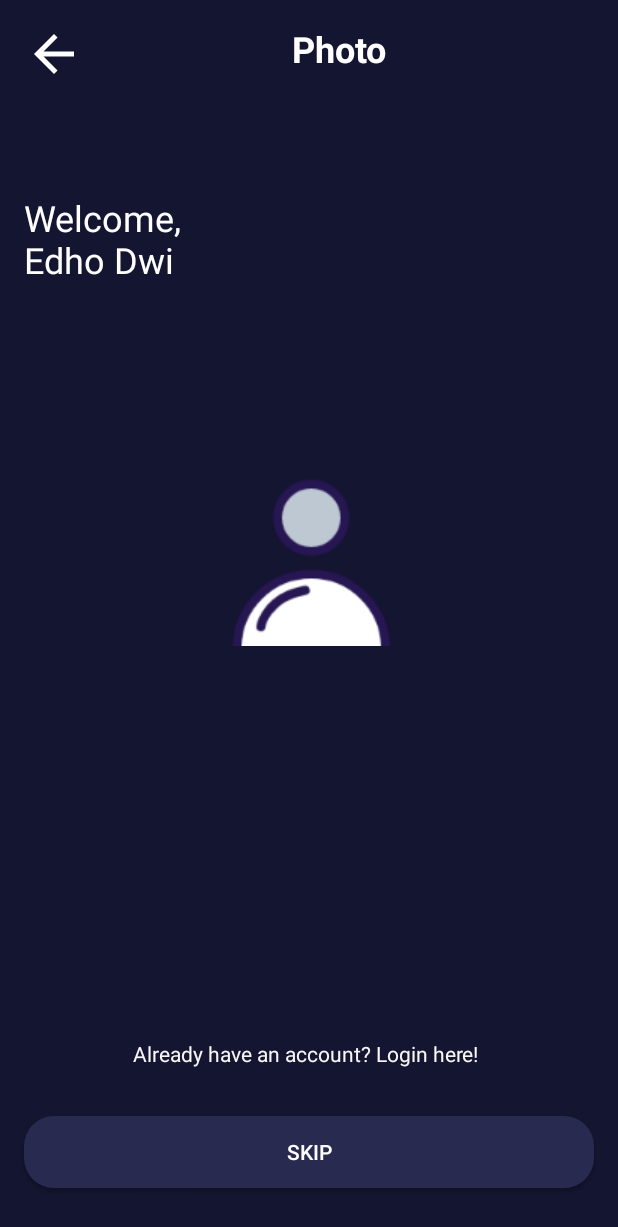
After one commit to tirwanda/tirwanda-mov, an Android app: the layout activity_sign_up_photo_profile.xml on its own in the app's theme, with its tools: preview values and no code run, on a phone screen of 412 x 824 dp. The commit adds this screen. Shown: the top 1227 px of the screen. Run offline under Robolectric (Android 15) with nearby library versions, the phone set to English and light mode, and no system bars.

Commit message:
Creating sign up page 2

```diff
--- a/app/src/main/res/layout/activity_sign_up.xml
+++ b/app/src/main/res/layout/activity_sign_up.xml
@@ -8,7 +8,7 @@
     tools:context=".onBoarding.OnBoardingOneActivity">
 
     <TextView
-        android:id="@+id/tvNowPlaying"
+        android:id="@+id/tvSignUp"
         android:layout_width="0dp"
         android:layout_height="wrap_content"
         android:layout_marginTop="16dp"
@@ -35,7 +35,7 @@
         app:layout_constraintEnd_toEndOf="parent"
         app:layout_constraintHorizontal_bias="0.0"
         app:layout_constraintStart_toStartOf="parent"
-        app:layout_constraintTop_toBottomOf="@+id/tvNowPlaying" />
+        app:layout_constraintTop_toBottomOf="@+id/tvSignUp" />
 
     <EditText
         android:id="@+id/etUsername"
--- /dev/null
+++ b/app/src/main/res/layout/activity_sign_up_photo_profile.xml
@@ -0,0 +1,89 @@
+<?xml version="1.0" encoding="utf-8"?>
+<androidx.constraintlayout.widget.ConstraintLayout xmlns:android="http://schemas.android.com/apk/res/android"
+    xmlns:app="http://schemas.android.com/apk/res-auto"
+    xmlns:tools="http://schemas.android.com/tools"
+    android:layout_width="match_parent"
+    android:layout_height="match_parent"
+    android:background="@color/color_dark_blue"
+    tools:context=".onBoarding.OnBoardingOneActivity">
+
+    <TextView
+        android:id="@+id/tvPhoto"
+        android:layout_width="0dp"
+        android:layout_height="wrap_content"
+        android:layout_marginTop="16dp"
+        android:layout_marginEnd="16dp"
+        android:gravity="center"
+        android:text="@string/photo"
+        android:textColor="@color/color_white"
+        android:textSize="24sp"
+        android:textStyle="bold"
+        app:layout_constraintEnd_toEndOf="parent"
+        app:layout_constraintStart_toEndOf="@+id/imageView2"
+        app:layout_constraintTop_toTopOf="parent" />
+
+    <ImageView
+        android:id="@+id/imageView2"
+        android:layout_width="40dp"
+        android:layout_height="40dp"
+        android:layout_marginStart="16dp"
+        android:layout_marginTop="16dp"
+        android:contentDescription="@string/back"
+        app:layout_constraintStart_toStartOf="parent"
+        app:layout_constraintTop_toTopOf="parent"
+        app:srcCompat="@drawable/ic_baseline_arrow_white_24" />
+
+    <TextView
+        android:id="@+id/tvWelcome"
+        android:layout_width="wrap_content"
+        android:layout_height="wrap_content"
+        android:layout_marginStart="16dp"
+        android:layout_marginTop="80dp"
+        android:text="@string/welcome"
+        android:textColor="@color/color_white"
+        android:textSize="24dp"
+        app:layout_constraintStart_toStartOf="parent"
+        app:layout_constraintTop_toBottomOf="@+id/tvPhoto" />
+
+    <TextView
+        android:id="@+id/tvForgotPassword"
+        android:layout_width="wrap_content"
+        android:layout_height="wrap_content"
+        android:layout_marginEnd="4dp"
+        android:layout_marginBottom="32dp"
+        android:text="@string/already_have_an_account_login_here"
+        android:textColor="@color/white_grey"
+        android:textSize="14sp"
+        app:layout_constraintBottom_toTopOf="@+id/btnSkipUploadPhoto"
+        app:layout_constraintEnd_toEndOf="parent"
+        app:layout_constraintHorizontal_bias="0.5"
+        app:layout_constraintStart_toStartOf="parent" />
+
+    <androidx.appcompat.widget.AppCompatButton
+        android:id="@+id/btnSkipUploadPhoto"
+        android:layout_width="match_parent"
+        android:layout_height="wrap_content"
+        android:layout_marginStart="16dp"
+        android:layout_marginEnd="16dp"
+        android:layout_marginBottom="32dp"
+        android:background="@drawable/shape_rectangle_blue_grey"
+        android:text="@string/skip"
+        android:textColor="@color/color_white"
+        app:layout_constraintBottom_toBottomOf="parent"
+        app:layout_constraintEnd_toEndOf="parent"
+        app:layout_constraintHorizontal_bias="0.5"
+        app:layout_constraintStart_toStartOf="parent"
+        tools:ignore="TextContrastCheck,DuplicateSpeakableTextCheck" />
+
+    <ImageView
+        android:id="@+id/imageView3"
+        android:layout_width="wrap_content"
+        android:layout_height="wrap_content"
+        app:layout_constraintBottom_toTopOf="@+id/tvForgotPassword"
+        app:layout_constraintEnd_toEndOf="parent"
+        app:layout_constraintHorizontal_bias="0.5"
+        app:layout_constraintStart_toStartOf="parent"
+        app:layout_constraintTop_toBottomOf="@+id/tvPhoto"
+        app:srcCompat="@drawable/ic_profile" />
+
+</androidx.constraintlayout.widget.ConstraintLayout>
--- a/app/src/main/res/values/strings.xml
+++ b/app/src/main/res/values/strings.xml
@@ -19,4 +19,6 @@
     <string name="email">Email Address</string>
     <string name="already_have_an_account_login_here">Already have an account? Login here!</string>
     <string name="back">Back</string>
+    <string name="photo">Photo</string>
+    <string name="welcome">Welcome, \nEdho Dwi</string>
 </resources>
```
Also changed, not shown: app/src/main/res/drawable/ic_profile.png (added).
